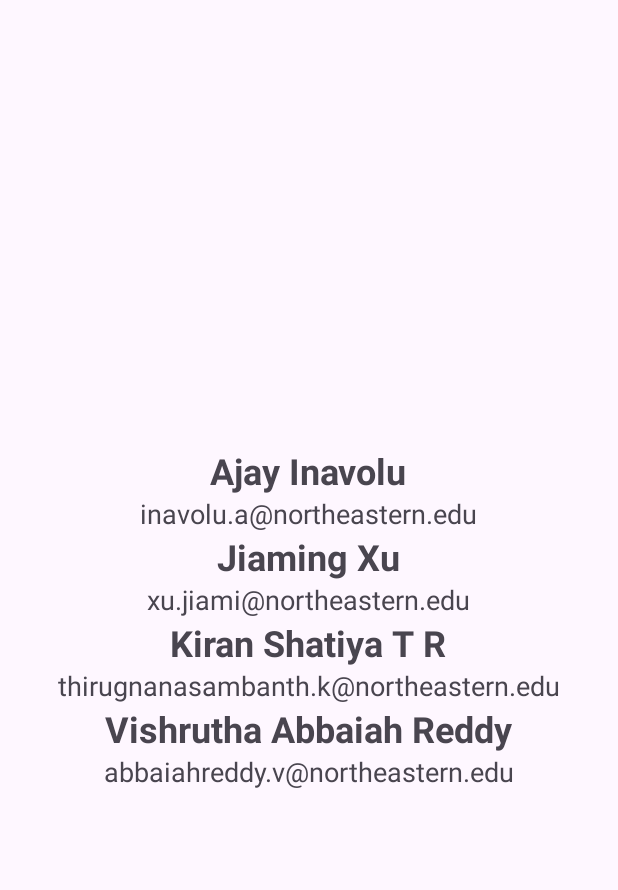
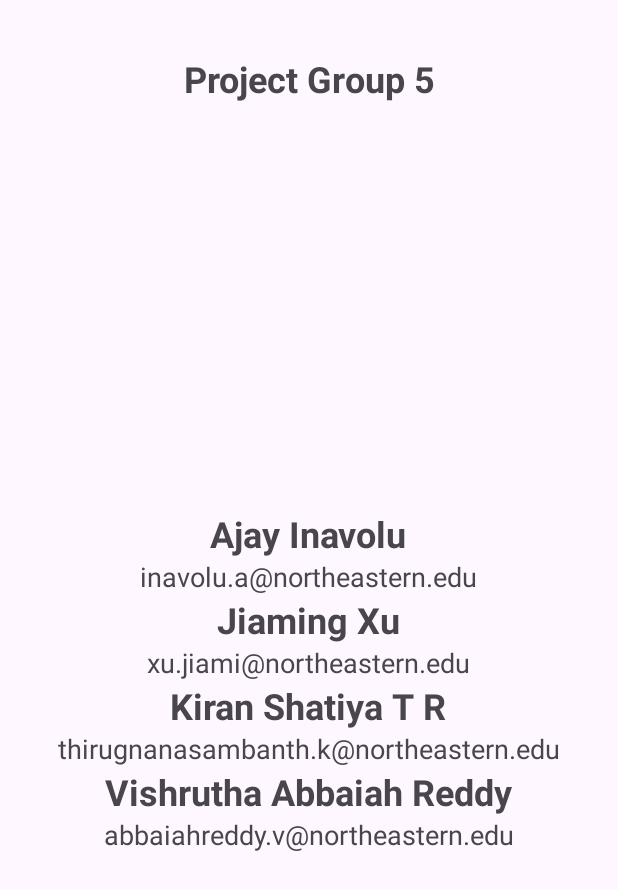
Before and after one commit to CS5520FeinbergFall2023/group-a6-group-5, an Android app: the screen it shows after launch (AboutUsActivity), after a tap on "About Us", on a phone screen of 412 x 824 dp. Shown: the top 890 px of the screen. Run offline under Robolectric (Android 15) with nearby library versions, the phone set to English and light mode, and no system bars.

Commit message:
Fixed the layout in all orientations and screen sizes. Added constraint layout.

```diff
--- a/app/src/main/res/layout/activity_about_us.xml
+++ b/app/src/main/res/layout/activity_about_us.xml
@@ -1,14 +1,55 @@
 <?xml version="1.0" encoding="utf-8"?>
-<LinearLayout
+<androidx.constraintlayout.widget.ConstraintLayout
     xmlns:android="http://schemas.android.com/apk/res/android"
     xmlns:app="http://schemas.android.com/apk/res-auto"
     xmlns:tools="http://schemas.android.com/tools"
     android:layout_width="match_parent"
-    android:layout_height="match_parent"
+    android:layout_height="match_parent">
+
+    <TextView
+        android:id="@+id/titleTextView"
+        android:layout_width="wrap_content"
+        android:layout_height="wrap_content"
+        android:layout_marginTop="36dp"
+        android:text="Project Group 5"
+        android:textSize="24sp"
+        android:textStyle="bold"
+        app:layout_constraintEnd_toEndOf="parent"
+        app:layout_constraintStart_toStartOf="parent"
+        app:layout_constraintTop_toTopOf="parent" />
+
+    <androidx.constraintlayout.widget.Guideline
+        android:id="@+id/verticalCenterGuideline"
+        android:layout_width="wrap_content"
+        android:layout_height="wrap_content"
         android:orientation="vertical"
-    android:padding="16dp"
+        app:layout_constraintGuide_percent="0.5" />
+
+    <androidx.constraintlayout.widget.Guideline
+        android:id="@+id/horizontalCenterGuideline"
+        android:layout_width="wrap_content"
+        android:layout_height="wrap_content"
+        android:orientation="horizontal"
+        app:layout_constraintGuide_percent="0.5" />
+
+    <ScrollView
+        android:layout_width="0dp"
+        android:layout_height="0dp"
+        android:fillViewport="true"
+        app:layout_constraintTop_toBottomOf="@+id/titleTextView"
+        app:layout_constraintStart_toStartOf="parent"
+        app:layout_constraintEnd_toEndOf="parent"
+        app:layout_constraintBottom_toBottomOf="parent"
+        android:layout_marginTop="16dp"
+        android:layout_marginStart="16dp"
+        android:layout_marginEnd="16dp">
+
+        <LinearLayout
+            android:id="@+id/contentLinearLayout"
+            android:layout_width="match_parent"
+            android:layout_height="wrap_content"
+            android:orientation="vertical"
             android:gravity="center">
-
 
             <TextView
                 android:id="@+id/nameTextView1"
@@ -71,3 +112,5 @@
                 android:text="Email Placeholder 4" />
 
         </LinearLayout>
+    </ScrollView>
+</androidx.constraintlayout.widget.ConstraintLayout>
```
Lines whose indentation alone changed are shown as unchanged.
